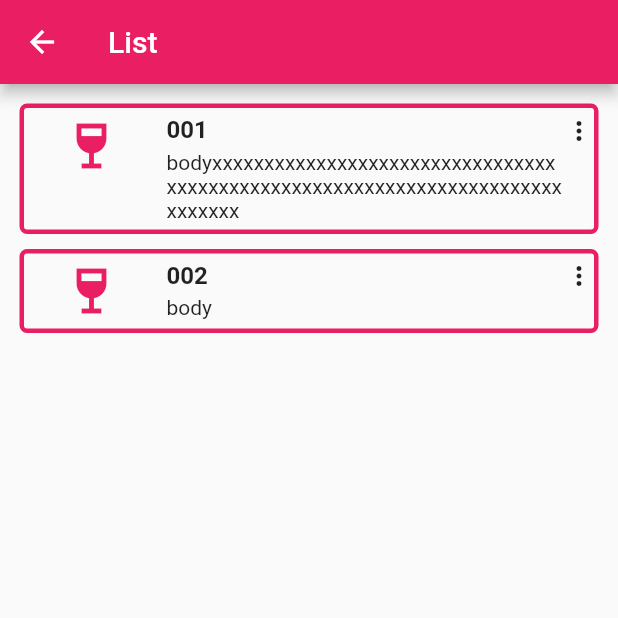
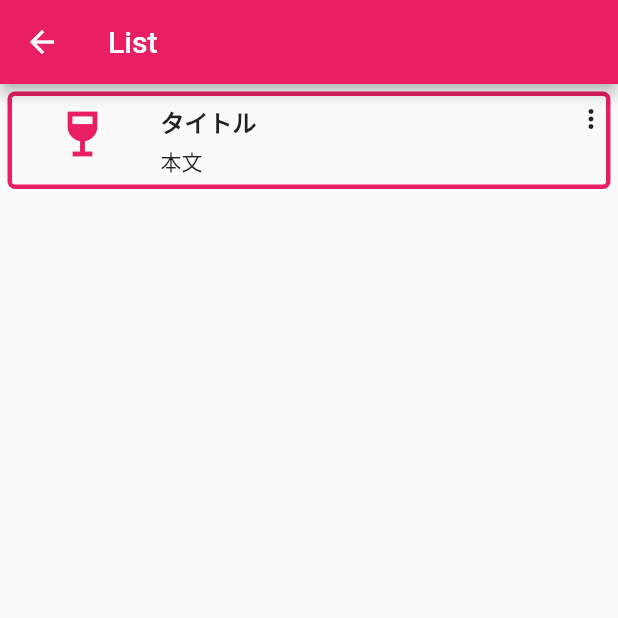
Before and after one commit to tanukinoyu/flutter_list_and_form_test, a Flutter app: the screen it shows after launch, after a tap on "投稿する", on a phone screen of 412 x 824 dp, the top half of it. Run offline on Flutter 3.47's test engine with Material 2 defaults, Android fonts, the phone set to English and light mode, and no system bars.

```diff
--- a/lib/list_page.dart
+++ b/lib/list_page.dart
@@ -1,4 +1,5 @@
 import 'package:flutter/material.dart';
+import 'package:flutter_list_and_form_test/list_arguments.dart';
 
 class ListPage extends StatelessWidget {
   @override
@@ -107,18 +108,16 @@ class MyListWidget extends StatelessWidget {
 
   @override
   Widget build(BuildContext context) {
-    return ListView(
-      padding: const EdgeInsets.all(8.0),
-      children: <CustomListItem>[
-        CustomListItem(
-          title: '001',
-          body: 'bodyxxxxxxxxxxxxxxxxxxxxxxxxxxxxxxxxxxxxxxxxxxxxxxxxxxxxxxxxxxxxxxxxxxxxxxxxxxxxxx',
-        ),
-        CustomListItem(
-          title: '002',
-          body: 'body',
-        ),
-      ],
+    final List<ListArguments> list = ModalRoute.of(context).settings.arguments;
+
+    return ListView.builder(
+      itemCount: list.length,
+      itemBuilder: (context, index) {
+        return CustomListItem(
+          title: list[index].title,
+          body: list[index].body,
+        );
+      },
     );
   }
 
--- a/lib/main.dart
+++ b/lib/main.dart
@@ -1,4 +1,5 @@
 import 'package:flutter/material.dart';
+import 'package:flutter_list_and_form_test/list_arguments.dart';
 import 'package:flutter_list_and_form_test/main_model.dart';
 import 'package:provider/provider.dart';
 
@@ -76,7 +77,12 @@ class MyHomePage extends StatelessWidget {
                   child: RaisedButton(
                     child: Text('投稿する'),
                     onPressed: () {
-                      Navigator.pushNamed(context, '/list');
+                      model.addListArguments(model.createListArguments());
+                      Navigator.pushNamed(
+                        context,
+                        '/list',
+                        arguments: model.listArguments
+                      );
                     },
                   ),
                 ),
--- a/lib/main_model.dart
+++ b/lib/main_model.dart
@@ -1,8 +1,10 @@
 import 'package:flutter/material.dart';
+import 'package:flutter_list_and_form_test/list_arguments.dart';
 
 class MainModel extends ChangeNotifier {
   String titleText = 'タイトル';
   String bodyText = '本文';
+  List<ListArguments> listArguments = [];
 
   void changeTitleText(String title) {
     titleText = title;
@@ -13,4 +15,13 @@ class MainModel extends ChangeNotifier {
     bodyText = body;
     notifyListeners();
   }
+
+  ListArguments createListArguments() {
+    final ListArguments newListArguments = ListArguments(titleText, bodyText);
+    return newListArguments;
+  }
+
+  void addListArguments(ListArguments object) {
+    listArguments.add(object);
+  }
 }
```
